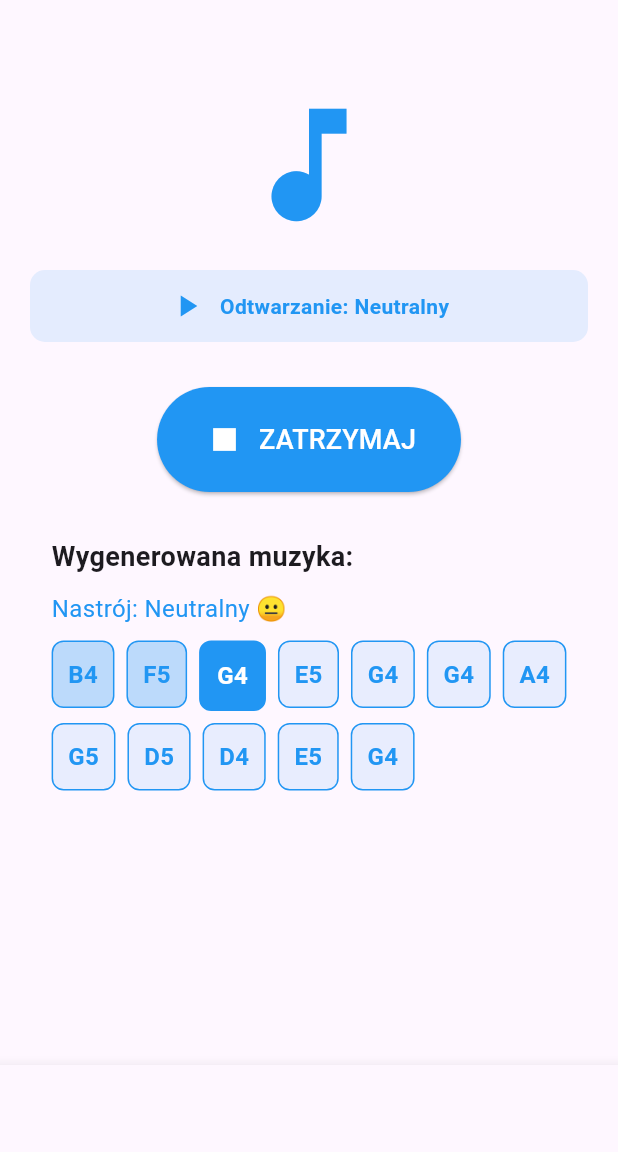
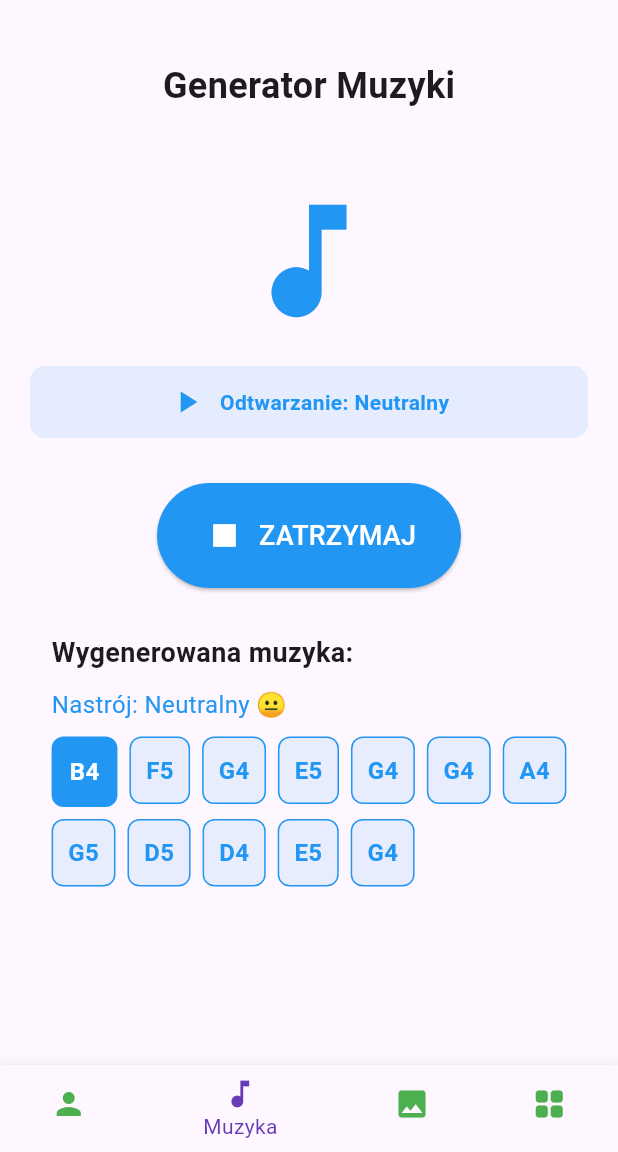
Before and after one commit to Fawkes69/Generator_obrazow_i_muzyki, a Flutter app: the screen it shows after launch, item 2 of the bottom bar chosen, after a tap on "GENERUJ MUZYKĘ", on a phone screen of 412 x 824 dp, the part 84-1236 px from its top. Run offline on Flutter 3.47's test engine with Material 3 defaults, Android fonts, the phone set to English and light mode, and no system bars; our stand-ins replace audioplayers, flutter_colorpicker, shared_preferences.

Commit message:
- lekka zmiana kosmetyczna w wyglądzie - naprawa błędu wizualnego pokazującego że obraz się nie zapisał choć w rzeczywistości było inaczej - usunięcie zbędnych plików i bibliotek - zmiana BPM na % szybkości odtwarzania muzyki - zmiana szybkości odtwarzania muzyki Ze względów technicznych musiałem projekt przenieść do nowego pliku: uzupełnienie o brakujący poprzedni commit: - dodano możliwość zapisu obrazu - dodano galerię w której wyświetlane są wszystkie zapisane obrazy wewnątrz aplikacji bez ingerenci w galerię użytkownika

```diff
--- a/lib/home.dart
+++ b/lib/home.dart
@@ -34,6 +34,9 @@ class _HomePageState extends State<HomePage> {
       ),
       body: _pages[_selectedIndex],
       bottomNavigationBar: BottomNavigationBar(
+        backgroundColor: Colors.white,
+        selectedItemColor: Colors.deepPurple,
+        unselectedItemColor: Colors.green,
         currentIndex: _selectedIndex,
         onTap: (index) {
           setState(() {
@@ -54,7 +57,7 @@ class _HomePageState extends State<HomePage> {
             label: 'Obrazy',
           ),
           BottomNavigationBarItem(
-            icon: Icon(Icons.browse_gallery),
+            icon: Icon(Icons.grid_view_rounded),
             label: 'Galeria',
           ),
         ],
@@ -167,9 +170,9 @@ class UserInputPage extends StatelessWidget {
                 child: Slider(
                   value: userData.tempo.toDouble(),
                   min: 10,
-                  max: 150,
+                  max: 100,
                   divisions: 14,
-                  label: '${userData.tempo} BPM',
+                  label: '${userData.tempo} %',
                   onChanged: (value) {
                     userData.updateTempo(value.toInt());
                   },
@@ -177,7 +180,7 @@ class UserInputPage extends StatelessWidget {
               ),
               const SizedBox(width: 10),
               Text(
-                '${userData.tempo} BPM',
+                '${userData.tempo} %',
                 style: const TextStyle(fontWeight: FontWeight.bold),
               ),
             ],
--- a/lib/image_generator.dart
+++ b/lib/image_generator.dart
@@ -442,7 +442,7 @@ class _ImageGeneratorPageState extends State<ImageGeneratorPage> {
                         : const Icon(Icons.download),
                     label: Text(_isSaving ? 'ZAPISYWANIE...' : 'Zapisz lokalnie'),
                     style: OutlinedButton.styleFrom(
-                      padding: const EdgeInsets.symmetric(horizontal: 30, vertical: 15),
+                      padding: const EdgeInsets.symmetric(horizontal: 25, vertical: 15),
                       side: BorderSide(color: userData.favoriteColor),
                     ),
                   ),
--- a/lib/models/user_data.dart
+++ b/lib/models/user_data.dart
@@ -4,7 +4,7 @@ class UserData extends ChangeNotifier {
   String name = '';
   Mood mood = Mood.neutral;
   Color favoriteColor = Colors.blue;
-  int tempo = 120;
+  int tempo = 75;
   String imageTheme = 'abstract';
   double complexity = 0.5;
 
--- a/lib/music_generator.dart
+++ b/lib/music_generator.dart
@@ -19,7 +19,7 @@ class _MusicGeneratorPageState extends State<MusicGeneratorPage> {
   int _currentNoteIndex = 0;
   Timer? _musicTimer;
 
-  // Mapowanie nut do plików dźwiękowych (dopasuj do swoich plików)
+  // Mapowanie nut do plików dźwiękowych
   final Map<String, String> _noteToSoundFile = {
     'C4': 'sounds/c4.wav',
     'D4': 'sounds/d4.wav',
@@ -77,7 +77,7 @@ class _MusicGeneratorPageState extends State<MusicGeneratorPage> {
       _currentNoteIndex = 0;
     });
 
-    int noteDuration = (60000 / userData.tempo).round();
+    int noteDuration = (160000 / userData.tempo).round(); //długość dźwięku w ms dzielone na tępo użytkownika
 
     _musicTimer?.cancel();
     _musicTimer = Timer.periodic(
@@ -157,6 +157,12 @@ class _MusicGeneratorPageState extends State<MusicGeneratorPage> {
           child: Column(
             crossAxisAlignment: CrossAxisAlignment.center,
             children: [
+              const SizedBox(height: 20),
+              const Text(
+                'Generator Muzyki',
+                style: TextStyle(fontSize: 24, fontWeight: FontWeight.bold),
+              ),
+              const SizedBox(height: 10),
               const SizedBox(height: 40),
               Icon(
                 _isPlaying ? Icons.music_note : Icons.music_off,
```
Also changed, not shown: lib/gallery.dart (+1 -12 lines), pubspec.yaml (+4 -6 lines), lib/models/gen_settings.dart (deleted), lib/utils/audio_utils.dart (deleted), pubspec.lock, 1 other file.
